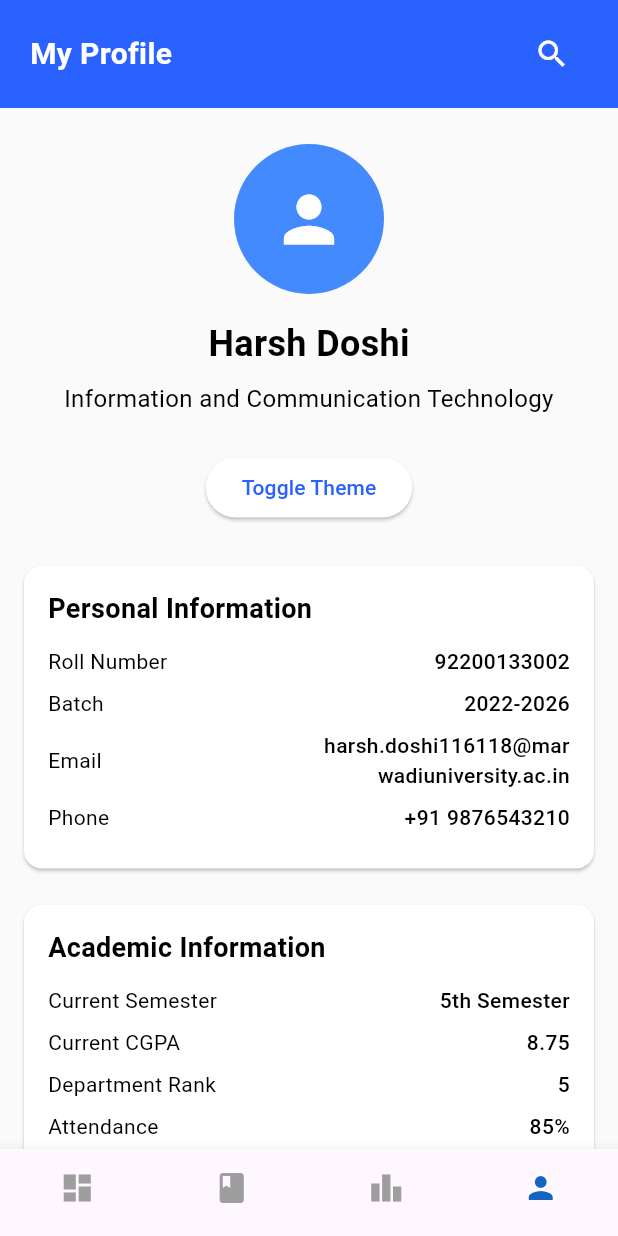
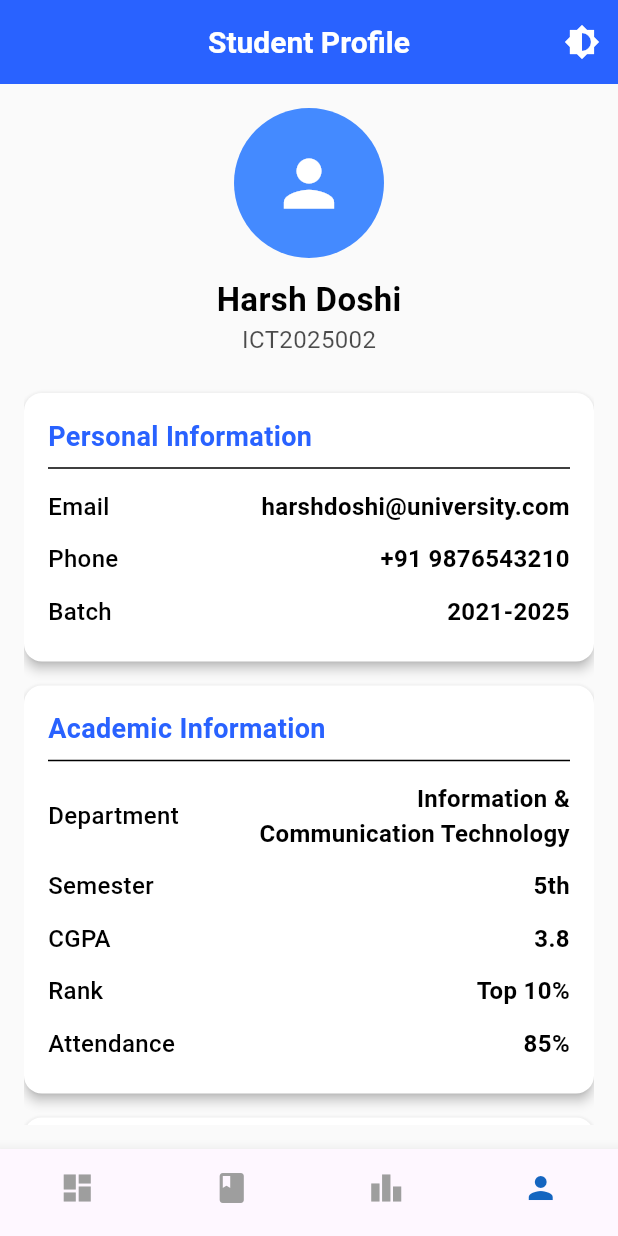
Before and after one commit to Harshdoshi1/HCD-project-Flutter-App, a Flutter app: the screen it shows after launch, item 4 of the bottom bar chosen, on a phone screen of 412 x 824 dp. Run offline on Flutter 3.47's test engine with Material 3 defaults, Android fonts, the phone set to English and light mode, and no system bars; our stand-ins replace fl_chart.

Commit message:
layout done

```diff
--- a/lib/screens/profile_screen.dart
+++ b/lib/screens/profile_screen.dart
@@ -1,11 +1,10 @@
 import 'package:flutter/material.dart';
 import 'package:flutter/services.dart';
-import '../constants/app_theme.dart';
 
 class ProfileScreen extends StatefulWidget {
+  const ProfileScreen({Key? key, required this.toggleTheme}) : super(key: key);
+
   final VoidCallback toggleTheme;
-
-  const ProfileScreen({Key? key, required this.toggleTheme}) : super(key: key);
 
   @override
   State<ProfileScreen> createState() => _ProfileScreenState();
@@ -13,159 +12,96 @@ class ProfileScreen extends StatefulWidget {
 
 class _ProfileScreenState extends State<ProfileScreen> {
   @override
-  void initState() {
-    super.initState();
-    _setFullScreenMode();
-  }
+  Widget build(BuildContext context) {
+    SystemChrome.setEnabledSystemUIMode(SystemUiMode.edgeToEdge);
+    SystemChrome.setSystemUIOverlayStyle(SystemUiOverlayStyle(
+      statusBarColor: Colors.transparent,
+      statusBarIconBrightness: Brightness.dark, // Light theme optimization
+    ));
 
-  void _setFullScreenMode() async {
-    await SystemChrome.setEnabledSystemUIMode(SystemUiMode.immersiveSticky);
-    SystemChrome.setSystemUIOverlayStyle(const SystemUiOverlayStyle(
-      statusBarColor: Colors.transparent,
-      statusBarIconBrightness: Brightness.light,
-      systemNavigationBarColor: Colors.transparent,
-      systemNavigationBarIconBrightness: Brightness.light,
-    ));
-  }
+    final theme = Theme.of(context).colorScheme;
 
-  @override
-  void dispose() {
-    SystemChrome.setEnabledSystemUIMode(SystemUiMode.edgeToEdge);
-    super.dispose();
-  }
-
-  @override
-  Widget build(BuildContext context) {
     return Scaffold(
-      backgroundColor: AppTheme.backgroundColor,
-      body: MediaQuery.removePadding(
-        context: context,
-        removeTop: true,
-        removeBottom: true,
-        child: Column(
-          children: [
-            // Header Section
-            Container(
-              width: double.infinity,
-              padding: EdgeInsets.only(
-                top: MediaQuery.of(context).viewPadding.top + 12,
-                bottom: 12,
-                left: 20,
-                right: 20,
-              ),
-              color: AppTheme.primaryColor,
-              child: Row(
-                mainAxisAlignment: MainAxisAlignment.spaceBetween,
-                crossAxisAlignment: CrossAxisAlignment.center,
-                children: [
-                  const Text(
-                    'My Profile',
+      backgroundColor: theme.background,
+      appBar: AppBar(
+        backgroundColor: theme.primary,
+        title: Text(
+          'Student Profile',
           style: TextStyle(
-                      color: AppTheme.onPrimaryColor,
+            color: theme.onPrimary,
             fontSize: 20,
             fontWeight: FontWeight.bold,
           ),
         ),
+        actions: [
           IconButton(
-                    onPressed: () {},
-                    icon: const Icon(Icons.search, color: AppTheme.onPrimaryColor),
-                  )
-                ],
-              ),
-            ),
-
-            // Profile Content
-            Expanded(
-              child: SingleChildScrollView(
-                physics: const BouncingScrollPhysics(),
-                child: Column(
-                  children: [
-                    const SizedBox(height: 24),
-                    CircleAvatar(
-                      radius: 50,
-                      backgroundColor: AppTheme.secondaryColor,
-                      child: const Icon(
-                        Icons.person,
-                        size: 50,
-                        color: AppTheme.onPrimaryColor,
-                      ),
-                    ),
-                    const SizedBox(height: 16),
-                    const Text(
-                      'Harsh Doshi',
-                      style: TextStyle(
-                        color: AppTheme.onBackgroundColor,
-                        fontSize: 24,
-                        fontWeight: FontWeight.bold,
-                      ),
-                    ),
-                    Padding(
-                      padding: const EdgeInsets.symmetric(vertical: 8),
-                      child: Text(
-                        'Information and Communication Technology',
-                        textAlign: TextAlign.center,
-                        style: TextStyle(
-                          color: AppTheme.onBackgroundColor,
-                          fontSize: 16,
-                        ),
-                      ),
-                    ),
-                    Padding(
-                      padding: const EdgeInsets.symmetric(vertical: 16),
-                      child: ElevatedButton(
+            icon: Icon(Icons.brightness_6, color: theme.onPrimary),
             onPressed: widget.toggleTheme,
-                        child: const Text('Toggle Theme'),
-                      ),
-                    ),
-                    _buildInfoSection(
-                      title: 'Personal Information',
-                      items: {
-                        'Roll Number': '92200133002',
-                        'Batch': '2022-2026',
-                        'Email': 'harsh.doshi116118@marwadiuniversity.ac.in',
-                        'Phone': '+91 9876543210',
-                      },
-                    ),
-                    _buildInfoSection(
-                      title: 'Academic Information',
-                      items: {
-                        'Current Semester': '5th Semester',
-                        'Current CGPA': '8.75',
-                        'Department Rank': '5',
-                        'Attendance': '85%',
-                      },
-                    ),
-                    _buildInfoSection(
-                      title: 'Additional Information',
-                      items: {
-                        'Skills': 'Flutter, Python, Java',
-                        'Certifications': '3',
-                        'Projects': '4',
-                        'Internships': '1',
-                      },
-                    ),
-                    SizedBox(
-                      height: MediaQuery.of(context).viewPadding.bottom + 24,
           ),
         ],
       ),
-              ),
-            ),
+      body: Padding(
+        padding: const EdgeInsets.all(16),
+        child: ListView(
+          children: [
+            _buildProfileHeader(theme),
+            const SizedBox(height: 16),
+            _buildInfoCard('Personal Information', [
+              _buildInfoRow('Email', 'harshdoshi@university.com'),
+              _buildInfoRow('Phone', '+91 9876543210'),
+              _buildInfoRow('Batch', '2021-2025'),
+            ], theme),
+            _buildInfoCard('Academic Information', [
+              _buildInfoRow('Department', 'Information & Communication Technology'),
+              _buildInfoRow('Semester', '5th'),
+              _buildInfoRow('CGPA', '3.8'),
+              _buildInfoRow('Rank', 'Top 10%'),
+              _buildInfoRow('Attendance', '85%'),
+            ], theme),
+            _buildInfoCard('Additional Information', [
+              _buildInfoRow('Skills', 'Flutter, Dart, Firebase, UI/UX Design'),
+              _buildInfoRow('Certifications', 'Google Flutter Certification'),
+              _buildInfoRow('Projects', 'Hostel Management App, Resume Builder'),
+              _buildInfoRow('Internships', 'Software Developer Intern at XYZ Tech'),
+            ], theme),
           ],
         ),
       ),
     );
   }
 
-  Widget _buildInfoSection({
-    required String title,
-    required Map<String, String> items,
-  }) {
-    return Padding(
-      padding: const EdgeInsets.symmetric(horizontal: 16, vertical: 12),
-      child: Card(
-        color: AppTheme.surfaceColor,
-        margin: EdgeInsets.zero,
+  Widget _buildProfileHeader(ColorScheme theme) {
+    return Column(
+      children: [
+        CircleAvatar(
+          radius: 50,
+          backgroundColor: theme.secondaryContainer,
+          child: Icon(Icons.person, size: 50, color: theme.onSecondaryContainer),
+        ),
+        const SizedBox(height: 12),
+        Text(
+          'Harsh Doshi',
+          style: TextStyle(
+            fontSize: 22,
+            fontWeight: FontWeight.bold,
+            color: theme.onBackground,
+          ),
+        ),
+        Text(
+          'ICT2025002',
+          style: TextStyle(
+            fontSize: 16,
+            color: theme.onBackground.withOpacity(0.7),
+          ),
+        ),
+      ],
+    );
+  }
+
+  Widget _buildInfoCard(String title, List<Widget> children, ColorScheme theme) {
+    return Card(
+      elevation: 3,
+      margin: const EdgeInsets.symmetric(vertical: 8),
       shape: RoundedRectangleBorder(
         borderRadius: BorderRadius.circular(12),
       ),
@@ -176,45 +112,43 @@ class _ProfileScreenState extends State<ProfileScreen> {
           children: [
             Text(
               title,
-                style: const TextStyle(
-                  color: AppTheme.onBackgroundColor,
+              style: TextStyle(
                 fontSize: 18,
                 fontWeight: FontWeight.bold,
+                color: theme.primary,
               ),
             ),
-              const SizedBox(height: 12),
-              ...items.entries.map((entry) => Padding(
-                padding: const EdgeInsets.only(bottom: 8),
+            const Divider(),
+            ...children,
+          ],
+        ),
+      ),
+    );
+  }
+
+  Widget _buildInfoRow(String label, String value) {
+    return Padding(
+      padding: const EdgeInsets.symmetric(vertical: 6),
       child: Row(
         mainAxisAlignment: MainAxisAlignment.spaceBetween,
         children: [
-                    Flexible(
+          Expanded(
+            flex: 4,
             child: Text(
-                        entry.key,
-                        style: TextStyle(
-                          color: AppTheme.onBackgroundColor,
-                          fontSize: 14,
+              label,
+              style: const TextStyle(fontSize: 16, fontWeight: FontWeight.w500),
             ),
           ),
-                    ),
-                    Flexible(
+          Expanded(
+            flex: 6,
             child: Text(
-                        entry.value,
-                        textAlign: TextAlign.end,
-                        style: const TextStyle(
-                          color: AppTheme.onBackgroundColor,
-                          fontSize: 14,
-                          fontWeight: FontWeight.w500,
-                        ),
+              value,
+              style: const TextStyle(fontSize: 16, fontWeight: FontWeight.bold),
+              textAlign: TextAlign.right,
             ),
           ),
         ],
       ),
-              )).toList(),
-            ],
-          ),
-        ),
-      ),
     );
   }
 }
--- a/lib/screens/subjects_screen.dart
+++ b/lib/screens/subjects_screen.dart
@@ -42,19 +42,27 @@ class _SubjectsScreenState extends State<SubjectsScreen> {
   @override
   Widget build(BuildContext context) {
     SystemChrome.setEnabledSystemUIMode(SystemUiMode.edgeToEdge);
+    SystemChrome.setSystemUIOverlayStyle(const SystemUiOverlayStyle(
+      statusBarColor: Colors.transparent,
+      statusBarIconBrightness: Brightness.light,
+    ));
 
     return Scaffold(
       extendBodyBehindAppBar: true,
       backgroundColor: AppTheme.backgroundColor,
-      body: Padding(
-        padding: const EdgeInsets.only(top: 30),
-        child: Column(
+      body: Column(
         children: [
           Container(
             width: double.infinity,
-              padding: const EdgeInsets.all(16),
+            padding: EdgeInsets.only(
+              top: MediaQuery.of(context).padding.top + 16,
+              bottom: 16,
+              left: 16,
+              right: 16,
+            ),
             color: AppTheme.primaryColor,
             child: Column(
+              crossAxisAlignment: CrossAxisAlignment.start,
               children: [
                 const Text(
                   'My Subjects',
@@ -127,8 +135,10 @@ class _SubjectsScreenState extends State<SubjectsScreen> {
                       'Code: ${subject['code']}',
                       style: TextStyle(color: AppTheme.onBackgroundColor),
                     ),
-                      trailing:
-                          Icon(Icons.arrow_forward_ios, color: AppTheme.onBackgroundColor),
+                    trailing: Icon(
+                      Icons.arrow_forward_ios,
+                      color: AppTheme.onBackgroundColor,
+                    ),
                     onTap: () {
                       Navigator.push(
                         context,
@@ -144,7 +154,6 @@ class _SubjectsScreenState extends State<SubjectsScreen> {
             ),
           ),
         ],
-        ),
       ),
     );
   }
@@ -222,8 +231,10 @@ class SubjectDetailsScreen extends StatelessWidget {
                       'Marks: ${component['marks']}',
                       style: TextStyle(color: AppTheme.onBackgroundColor),
                     ),
-                    trailing:
-                        Icon(Icons.arrow_forward_ios, color: AppTheme.onBackgroundColor),
+                    trailing: Icon(
+                      Icons.arrow_forward_ios,
+                      color: AppTheme.onBackgroundColor,
+                    ),
                   ),
                 );
               },
```
Lines whose indentation alone changed are shown as unchanged.
